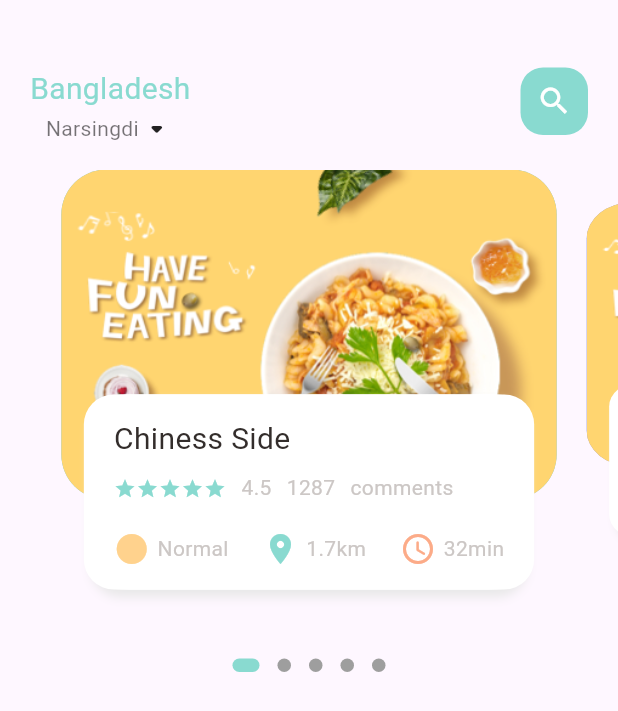
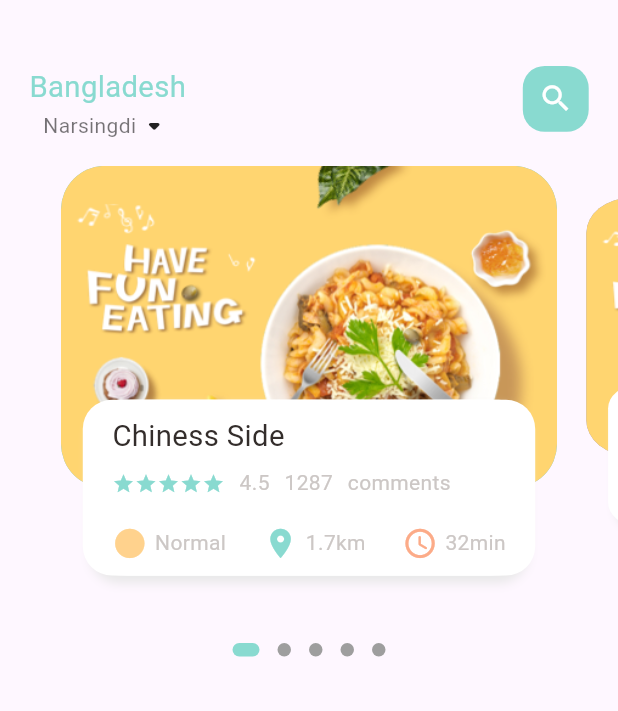
Before and after one commit to rhromets/food_delivery_gj, a Flutter app: the screen it shows after launch, on a phone screen of 412 x 824 dp. Shown: the top 711 px of the screen. Run offline on Flutter 3.47's test engine with Material 3 defaults, Android fonts, the phone set to English and light mode, and no system bars; drawn by our look-alikes of dots_indicator; our stand-ins replace get.

Commit message:
fix: add dynamic dimensions to home page
Added adaptive (dynamic) dimensions depending on the screen height size.

```diff
--- a/analysis_options.yaml
+++ b/analysis_options.yaml
@@ -7,6 +7,9 @@
 
 # The following line activates a set of recommended lints for Flutter apps,
 # packages, and plugins designed to encourage good coding practices.
+analyzer:
+  errors:
+    depend_on_referenced_packages: ignore
 include: package:flutter_lints/flutter.yaml
 
 linter:
--- a/lib/home/food_page_body.dart
+++ b/lib/home/food_page_body.dart
@@ -2,6 +2,7 @@
 // ignore: depend_on_referenced_packages
 import 'package:dots_indicator/dots_indicator.dart';
 import 'package:food_delivery_gj/utils/colors.dart';
+import 'package:food_delivery_gj/utils/dimentions.dart';
 import 'package:food_delivery_gj/widgets/widgets.dart';
 
 class FoodPageBody extends StatefulWidget {
@@ -17,7 +18,7 @@
   );
   var _currPageValue = 0.0;
   final double _scaleFactor = 0.8;
-  final double _height = 220;
+  final double _height = Dimensions.pageViewContainer;
 
   @override
   void initState() {
@@ -40,7 +41,7 @@
     return Column(
       children: [
         SizedBox(
-          height: 320,
+          height: Dimensions.pageView,
           child: PageView.builder(
             controller: pageController,
             itemCount: 5,
@@ -93,10 +94,10 @@
       child: Stack(
         children: [
           Container(
-            height: 220,
-            margin: const EdgeInsets.symmetric(horizontal: 10),
+            height: Dimensions.pageViewContainer,
+            margin: EdgeInsets.symmetric(horizontal: Dimensions.width10),
             decoration: BoxDecoration(
-              borderRadius: BorderRadius.circular(30),
+              borderRadius: BorderRadius.circular(Dimensions.radius30),
               color: index.isEven
                   ? const Color(0xFF69c5df)
                   : const Color(0xFF9294cc),
@@ -109,13 +110,13 @@
           Align(
             alignment: Alignment.bottomCenter,
             child: Container(
-              height: 130,
-              margin: const EdgeInsets.symmetric(
-                horizontal: 30,
-                vertical: 40,
+              height: Dimensions.pageViewTextContainer,
+              margin: EdgeInsets.symmetric(
+                horizontal: Dimensions.width30,
+                vertical: Dimensions.height40,
               ),
               decoration: BoxDecoration(
-                  borderRadius: BorderRadius.circular(20),
+                  borderRadius: BorderRadius.circular(Dimensions.radius20),
                   color: Colors.white,
                   boxShadow: const [
                     BoxShadow(
@@ -133,13 +134,13 @@
                     ),
                   ]),
               child: Container(
-                padding: const EdgeInsets.symmetric(horizontal: 15),
+                padding: EdgeInsets.symmetric(horizontal: Dimensions.width15),
                 child: Column(
                   mainAxisAlignment: MainAxisAlignment.center,
                   crossAxisAlignment: CrossAxisAlignment.start,
                   children: [
                     const BigText(text: 'Chiness Side'),
-                    const SizedBox(height: 10),
+                    SizedBox(height: Dimensions.height10),
                     Row(
                       children: [
                         Wrap(
@@ -154,15 +155,15 @@
                             ),
                           ],
                         ),
-                        const SizedBox(width: 10),
+                        SizedBox(width: Dimensions.width10),
                         const SmallText(text: '4.5'),
-                        const SizedBox(width: 10),
+                        SizedBox(width: Dimensions.width10),
                         const SmallText(text: '1287'),
-                        const SizedBox(width: 10),
+                        SizedBox(width: Dimensions.width10),
                         const SmallText(text: 'comments'),
                       ],
                     ),
-                    const SizedBox(height: 20),
+                    SizedBox(height: Dimensions.height20),
                     const Row(
                       mainAxisAlignment: MainAxisAlignment.spaceBetween,
                       children: [
--- a/lib/home/main_food_page.dart
+++ b/lib/home/main_food_page.dart
@@ -1,6 +1,7 @@
 import 'package:flutter/material.dart';
 import 'package:food_delivery_gj/home/food_page_body.dart';
 import 'package:food_delivery_gj/utils/colors.dart';
+import 'package:food_delivery_gj/utils/dimentions.dart';
 import 'package:food_delivery_gj/widgets/widgets.dart';
 
 class MainFoodPage extends StatefulWidget {
@@ -17,8 +18,9 @@
       body: Column(
         children: [
           Container(
-            margin: const EdgeInsets.only(top: 45, bottom: 15),
-            padding: const EdgeInsets.only(left: 20, right: 20),
+            margin: EdgeInsets.only(
+                top: Dimensions.height45, bottom: Dimensions.height15),
+            padding: EdgeInsets.symmetric(horizontal: Dimensions.width20),
             child: Row(
               mainAxisAlignment: MainAxisAlignment.spaceBetween,
               crossAxisAlignment: CrossAxisAlignment.start,
@@ -41,15 +43,16 @@
                   ],
                 ),
                 Container(
-                  width: 45,
-                  height: 45,
+                  width: Dimensions.height45,
+                  height: Dimensions.height45,
                   decoration: BoxDecoration(
-                    borderRadius: BorderRadius.circular(15),
+                    borderRadius: BorderRadius.circular(Dimensions.radius15),
                     color: AppColors.mainColor,
                   ),
-                  child: const Icon(
+                  child: Icon(
                     Icons.search,
                     color: Colors.white,
+                    size: Dimensions.iconSize24,
                   ),
                 ),
               ],
--- a/lib/main.dart
+++ b/lib/main.dart
@@ -1,5 +1,6 @@
 import 'package:flutter/material.dart';
 import 'package:food_delivery_gj/home/main_food_page.dart';
+import 'package:get/get.dart';
 
 void main() {
   runApp(const App());
@@ -11,7 +12,7 @@
   // This widget is the root of your application.
   @override
   Widget build(BuildContext context) {
-    return MaterialApp(
+    return GetMaterialApp(
       debugShowCheckedModeBanner: false,
       title: 'Food Delivery App',
       theme: ThemeData(
--- /dev/null
+++ b/lib/utils/dimentions.dart
@@ -0,0 +1,32 @@
+import 'package:get/get.dart';
+
+class Dimensions {
+  static double screenHeight = Get.context!.height;
+  static double screeWidth = Get.context!.width;
+
+  static double pageView = screenHeight / 2.64;
+  static double pageViewContainer = screenHeight / 3.84;
+  static double pageViewTextContainer = screenHeight / 7.03;
+  // dynamic height padding and margin
+  static double height10 = screenHeight / 84.4;
+  static double height15 = screenHeight / 56.27;
+  static double height20 = screenHeight / 42.2;
+  static double height30 = screenHeight / 28.13;
+  static double height40 = screenHeight / 21.1;
+  static double height45 = screenHeight / 18.75;
+  // dynamic width padding and margin
+  static double width10 = screenHeight / 84.4;
+  static double width15 = screenHeight / 56.27;
+  static double width20 = screenHeight / 42.2;
+  static double width30 = screenHeight / 28.13;
+
+  static double font20 = screenHeight / 42.2;
+
+  // radius
+  static double radius15 = screenHeight / 56.26;
+  static double radius20 = screenHeight / 42.2;
+  static double radius30 = screenHeight / 28.13;
+
+  // icon Size
+  static double iconSize24 = screenHeight / 35.17;
+}
--- a/lib/widgets/big_text.dart
+++ b/lib/widgets/big_text.dart
@@ -1,4 +1,5 @@
 import 'package:flutter/material.dart';
+import 'package:food_delivery_gj/utils/dimentions.dart';
 
 class BigText extends StatelessWidget {
   final Color color;
@@ -9,7 +10,7 @@
   const BigText({
     super.key,
     required this.text,
-    this.size = 20,
+    this.size = 0,
     this.color = const Color(0xFF332d2b),
     this.overflow = TextOverflow.ellipsis,
   });
@@ -22,7 +23,7 @@
       overflow: overflow,
       style: TextStyle(
         color: color,
-        fontSize: size,
+        fontSize: size == 0 ? Dimensions.font20 : size,
         fontWeight: FontWeight.w400,
         fontFamily: 'Roboto',
       ),
--- a/lib/widgets/icon_and_txt_widget.dart
+++ b/lib/widgets/icon_and_txt_widget.dart
@@ -1,4 +1,5 @@
 import 'package:flutter/material.dart';
+import 'package:food_delivery_gj/utils/dimentions.dart';
 import 'package:food_delivery_gj/widgets/widgets.dart';
 
 class IconAndTxtWidget extends StatelessWidget {
@@ -20,6 +21,7 @@
         Icon(
           icon,
           color: iconColor,
+          size: Dimensions.iconSize24,
         ),
         const SizedBox(width: 5),
         SmallText(
--- a/pubspec.yaml
+++ b/pubspec.yaml
@@ -18,6 +18,7 @@
     sdk: flutter
   flutter_lints: ^3.0.0
   dots_indicator: ^3.0.0
+  get: ^4.6.6
 
 flutter:
 
```
Also changed, not shown: pubspec.lock.
